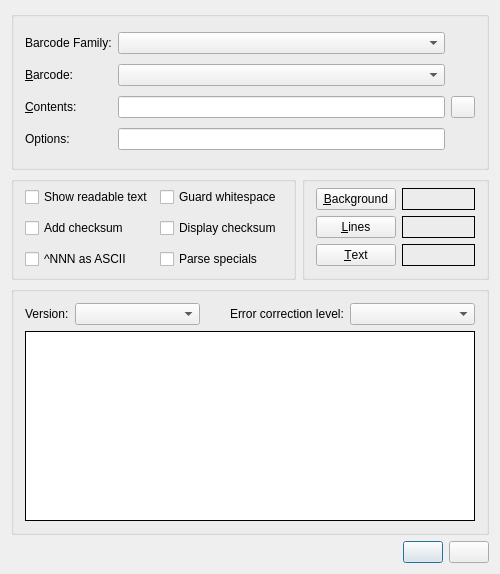
This is scribus/plugins/barcodegenerator/barcodegenerator.ui in scribusproject/scribus as Qt 5 draws it before an edit. The edited form follows.
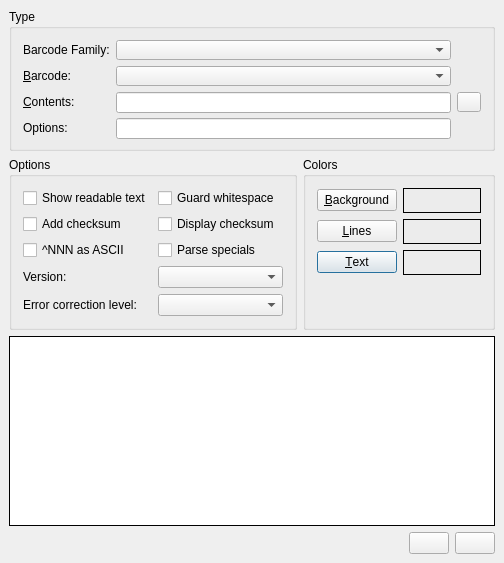
This is the edited form.

Commit message: #16454: Update layout for Barcode Generator <bubu>

The edit to the form file:
```diff
--- a/scribus/plugins/barcodegenerator/barcodegenerator.ui
+++ b/scribus/plugins/barcodegenerator/barcodegenerator.ui
@@ -8,8 +8,8 @@
    <rect>
     <x>0</x>
     <y>0</y>
-    <width>497</width>
-    <height>574</height>
+    <width>504</width>
+    <height>541</height>
    </rect>
   </property>
   <property name="windowTitle">
@@ -19,7 +19,137 @@
    <string/>
   </property>
   <layout class="QGridLayout" name="gridLayout">
-   <item row="8" column="0" colspan="3">
+   <property name="leftMargin">
+    <number>9</number>
+   </property>
+   <property name="topMargin">
+    <number>9</number>
+   </property>
+   <property name="rightMargin">
+    <number>9</number>
+   </property>
+   <property name="bottomMargin">
+    <number>9</number>
+   </property>
+   <item row="4" column="1" colspan="2">
+    <widget class="QGroupBox" name="colorBox">
+     <property name="title">
+      <string>Colors</string>
+     </property>
+     <layout class="QGridLayout" name="gridLayout_4">
+      <item row="2" column="1">
+       <widget class="QLabel" name="txtLabel">
+        <property name="minimumSize">
+         <size>
+          <width>25</width>
+          <height>25</height>
+         </size>
+        </property>
+        <property name="frameShape">
+         <enum>QFrame::Box</enum>
+        </property>
+        <property name="scaledContents">
+         <bool>true</bool>
+        </property>
+        <property name="wordWrap">
+         <bool>false</bool>
+        </property>
+       </widget>
+      </item>
+      <item row="1" column="1">
+       <widget class="QLabel" name="linesLabel">
+        <property name="minimumSize">
+         <size>
+          <width>25</width>
+          <height>25</height>
+         </size>
+        </property>
+        <property name="frameShape">
+         <enum>QFrame::Box</enum>
+        </property>
+        <property name="scaledContents">
+         <bool>true</bool>
+        </property>
+        <property name="wordWrap">
+         <bool>false</bool>
+        </property>
+       </widget>
+      </item>
+      <item row="2" column="0">
+       <widget class="QPushButton" name="txtColorButton">
+        <property name="toolTip">
+         <string>Color of the text and numbers</string>
+        </property>
+        <property name="text">
+         <string>&amp;Text</string>
+        </property>
+        <property name="shortcut">
+         <string>Alt+T</string>
+        </property>
+       </widget>
+      </item>
+      <item row="0" column="1">
+       <widget class="QLabel" name="bgLabel">
+        <property name="minimumSize">
+         <size>
+          <width>25</width>
+          <height>25</height>
+         </size>
+        </property>
+        <property name="frameShape">
+         <enum>QFrame::Box</enum>
+        </property>
+        <property name="scaledContents">
+         <bool>true</bool>
+        </property>
+        <property name="wordWrap">
+         <bool>false</bool>
+        </property>
+       </widget>
+      </item>
+      <item row="0" column="0">
+       <widget class="QPushButton" name="bgColorButton">
+        <property name="toolTip">
+         <string>Background color - under the code lines</string>
+        </property>
+        <property name="text">
+         <string>&amp;Background</string>
+        </property>
+        <property name="shortcut">
+         <string>Alt+B</string>
+        </property>
+       </widget>
+      </item>
+      <item row="1" column="0">
+       <widget class="QPushButton" name="lnColorButton">
+        <property name="toolTip">
+         <string>Color of the lines in barcode</string>
+        </property>
+        <property name="text">
+         <string>&amp;Lines</string>
+        </property>
+        <property name="shortcut">
+         <string>Alt+L</string>
+        </property>
+       </widget>
+      </item>
+      <item row="3" column="0">
+       <spacer name="verticalSpacer">
+        <property name="orientation">
+         <enum>Qt::Vertical</enum>
+        </property>
+        <property name="sizeHint" stdset="0">
+         <size>
+          <width>20</width>
+          <height>40</height>
+         </size>
+        </property>
+       </spacer>
+      </item>
+     </layout>
+    </widget>
+   </item>
+   <item row="7" column="0" colspan="3">
     <layout class="QHBoxLayout" name="horizontalLayout">
      <item>
       <spacer name="horizontalSpacer">
@@ -53,16 +183,36 @@
    <item row="4" column="0">
     <widget class="QGroupBox" name="bcodeBox">
      <property name="title">
-      <string/>
+      <string>Options</string>
      </property>
      <layout class="QGridLayout" name="gridLayout_3">
-      <property name="topMargin">
-       <number>0</number>
-      </property>
-      <property name="bottomMargin">
-       <number>0</number>
-      </property>
-      <item row="6" column="1">
+      <item row="1" column="0">
+       <widget class="QCheckBox" name="includecheckCheck">
+        <property name="toolTip">
+         <string>Generate and include a checksum in barcode</string>
+        </property>
+        <property name="text">
+         <string>Add checksum</string>
+        </property>
+        <property name="shortcut">
+         <string>Alt+N</string>
+        </property>
+       </widget>
+      </item>
+      <item row="3" column="0">
+       <widget class="QLabel" name="formatLabel">
+        <property name="text">
+         <string>Version:</string>
+        </property>
+        <property name="wordWrap">
+         <bool>false</bool>
+        </property>
+        <property name="buddy">
+         <cstring>formatCombo</cstring>
+        </property>
+       </widget>
+      </item>
+      <item row="1" column="1">
        <widget class="QCheckBox" name="includecheckintextCheck">
         <property name="toolTip">
          <string>Include the checksum digit in the barcode text</string>
@@ -75,30 +225,7 @@
         </property>
        </widget>
       </item>
-      <item row="5" column="0">
-       <widget class="QCheckBox" name="includetextCheck">
-        <property name="toolTip">
-         <string>If checked, there will be numbers in the barcode too</string>
-        </property>
-        <property name="text">
-         <string>Show readable text</string>
-        </property>
-        <property name="shortcut">
-         <string>Alt+I</string>
-        </property>
-        <property name="checked">
-         <bool>false</bool>
-        </property>
-       </widget>
-      </item>
-      <item row="8" column="1">
-       <widget class="QCheckBox" name="parsefncCheck">
-        <property name="text">
-         <string>Parse specials</string>
-        </property>
-       </widget>
-      </item>
-      <item row="5" column="1">
+      <item row="0" column="1">
        <widget class="QCheckBox" name="guardwhitespaceCheck">
         <property name="toolTip">
          <string>Draw arrows to be sure of space next the code</string>
@@ -111,134 +238,75 @@
         </property>
        </widget>
       </item>
-      <item row="8" column="0">
+      <item row="2" column="0">
        <widget class="QCheckBox" name="parseCheck">
         <property name="text">
          <string>^NNN as ASCII</string>
         </property>
        </widget>
       </item>
-      <item row="6" column="0">
-       <widget class="QCheckBox" name="includecheckCheck">
-        <property name="toolTip">
-         <string>Generate and include a checksum in barcode</string>
-        </property>
+      <item row="4" column="0">
+       <widget class="QLabel" name="eccLabel">
         <property name="text">
-         <string>Add checksum</string>
+         <string>Error correction level:</string>
         </property>
-        <property name="shortcut">
-         <string>Alt+N</string>
-        </property>
-       </widget>
-      </item>
-     </layout>
-    </widget>
-   </item>
-   <item row="4" column="1" colspan="2">
-    <widget class="QGroupBox" name="colorBox">
-     <property name="title">
-      <string/>
-     </property>
-     <layout class="QGridLayout" name="gridLayout_4">
-      <property name="topMargin">
-       <number>6</number>
-      </property>
-      <item row="0" column="0">
-       <widget class="QPushButton" name="bgColorButton">
-        <property name="toolTip">
-         <string>Background color - under the code lines</string>
-        </property>
-        <property name="text">
-         <string>&amp;Background</string>
-        </property>
-        <property name="shortcut">
-         <string>Alt+B</string>
-        </property>
-       </widget>
-      </item>
-      <item row="0" column="1">
-       <widget class="QLabel" name="bgLabel">
-        <property name="minimumSize">
-         <size>
-          <width>10</width>
-          <height>0</height>
-         </size>
-        </property>
-        <property name="frameShape">
-         <enum>QFrame::Box</enum>
-        </property>
-        <property name="scaledContents">
-         <bool>true</bool>
-        </property>
         <property name="wordWrap">
          <bool>false</bool>
         </property>
-       </widget>
-      </item>
-      <item row="1" column="0">
-       <widget class="QPushButton" name="lnColorButton">
-        <property name="toolTip">
-         <string>Color of the lines in barcode</string>
-        </property>
-        <property name="text">
-         <string>&amp;Lines</string>
-        </property>
-        <property name="shortcut">
-         <string>Alt+L</string>
-        </property>
-       </widget>
-      </item>
-      <item row="1" column="1">
-       <widget class="QLabel" name="linesLabel">
-        <property name="minimumSize">
-         <size>
-          <width>10</width>
-          <height>0</height>
-         </size>
-        </property>
-        <property name="frameShape">
-         <enum>QFrame::Box</enum>
-        </property>
-        <property name="scaledContents">
-         <bool>true</bool>
-        </property>
-        <property name="wordWrap">
-         <bool>false</bool>
-        </property>
-       </widget>
-      </item>
-      <item row="2" column="0">
-       <widget class="QPushButton" name="txtColorButton">
-        <property name="toolTip">
-         <string>Color of the text and numbers</string>
-        </property>
-        <property name="text">
-         <string>&amp;Text</string>
-        </property>
-        <property name="shortcut">
-         <string>Alt+T</string>
+        <property name="buddy">
+         <cstring>eccCombo</cstring>
         </property>
        </widget>
       </item>
       <item row="2" column="1">
-       <widget class="QLabel" name="txtLabel">
-        <property name="minimumSize">
-         <size>
-          <width>10</width>
-          <height>0</height>
-         </size>
+       <widget class="QCheckBox" name="parsefncCheck">
+        <property name="text">
+         <string>Parse specials</string>
         </property>
-        <property name="frameShape">
-         <enum>QFrame::Box</enum>
+       </widget>
+      </item>
+      <item row="0" column="0">
+       <widget class="QCheckBox" name="includetextCheck">
+        <property name="toolTip">
+         <string>If checked, there will be numbers in the barcode too</string>
         </property>
-        <property name="scaledContents">
-         <bool>true</bool>
+        <property name="text">
+         <string>Show readable text</string>
         </property>
-        <property name="wordWrap">
+        <property name="shortcut">
+         <string>Alt+I</string>
+        </property>
+        <property name="checked">
          <bool>false</bool>
         </property>
        </widget>
       </item>
+      <item row="3" column="1">
+       <widget class="QComboBox" name="formatCombo">
+        <property name="minimumSize">
+         <size>
+          <width>125</width>
+          <height>0</height>
+         </size>
+        </property>
+        <property name="toolTip">
+         <string>Version of the symbol</string>
+        </property>
+       </widget>
+      </item>
+      <item row="4" column="1">
+       <widget class="QComboBox" name="eccCombo">
+        <property name="minimumSize">
+         <size>
+          <width>125</width>
+          <height>0</height>
+         </size>
+        </property>
+        <property name="toolTip">
+         <string>Error correction level</string>
+        </property>
+       </widget>
+      </item>
      </layout>
     </widget>
    </item>
@@ -251,7 +319,7 @@
       </size>
      </property>
      <property name="title">
-      <string/>
+      <string>Type</string>
      </property>
      <layout class="QGridLayout" name="gridLayout_2">
       <item row="0" column="0">
@@ -364,90 +432,26 @@
      </layout>
     </widget>
    </item>
-   <item row="6" column="0" colspan="3">
-    <widget class="QGroupBox" name="optionsBox">
-     <property name="title">
-      <string/>
+   <item row="5" column="0" colspan="3">
+    <widget class="QLabel" name="sampleLabel">
+     <property name="minimumSize">
+      <size>
+       <width>450</width>
+       <height>190</height>
+      </size>
      </property>
-     <layout class="QGridLayout" name="gridLayout_5">
-      <property name="verticalSpacing">
-       <number>6</number>
-      </property>
-      <item row="2" column="0" colspan="5">
-       <widget class="QLabel" name="sampleLabel">
-        <property name="minimumSize">
-         <size>
-          <width>450</width>
-          <height>190</height>
-         </size>
-        </property>
-        <property name="styleSheet">
-         <string notr="true">background-color : #FFF</string>
-        </property>
-        <property name="frameShape">
-         <enum>QFrame::Box</enum>
-        </property>
-        <property name="alignment">
-         <set>Qt::AlignCenter</set>
-        </property>
-        <property name="wordWrap">
-         <bool>true</bool>
-        </property>
-       </widget>
-      </item>
-      <item row="0" column="0">
-       <widget class="QLabel" name="formatLabel">
-        <property name="text">
-         <string>Version:</string>
-        </property>
-        <property name="wordWrap">
-         <bool>false</bool>
-        </property>
-        <property name="buddy">
-         <cstring>formatCombo</cstring>
-        </property>
-       </widget>
-      </item>
-      <item row="0" column="1">
-       <widget class="QComboBox" name="formatCombo">
-        <property name="minimumSize">
-         <size>
-          <width>125</width>
-          <height>1</height>
-         </size>
-        </property>
-        <property name="toolTip">
-         <string>Version of the symbol</string>
-        </property>
-       </widget>
-      </item>
-      <item row="0" column="4">
-       <widget class="QComboBox" name="eccCombo">
-        <property name="minimumSize">
-         <size>
-          <width>125</width>
-          <height>0</height>
-         </size>
-        </property>
-        <property name="toolTip">
-         <string>Error correction level</string>
-        </property>
-       </widget>
-      </item>
-      <item row="0" column="3">
-       <widget class="QLabel" name="eccLabel">
-        <property name="text">
-         <string>Error correction level:</string>
-        </property>
-        <property name="wordWrap">
-         <bool>false</bool>
-        </property>
-        <property name="buddy">
-         <cstring>eccCombo</cstring>
-        </property>
-       </widget>
-      </item>
-     </layout>
+     <property name="styleSheet">
+      <string notr="true">background-color : #FFF</string>
+     </property>
+     <property name="frameShape">
+      <enum>QFrame::Box</enum>
+     </property>
+     <property name="alignment">
+      <set>Qt::AlignCenter</set>
+     </property>
+     <property name="wordWrap">
+      <bool>true</bool>
+     </property>
     </widget>
    </item>
   </layout>
```
The commit also changes 1 other file.
